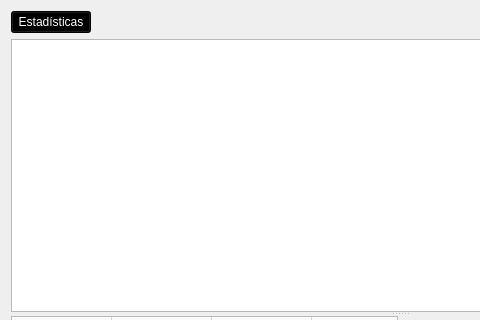
This is Form_Resultado.ui in ianv97/SO as Qt 5 draws it before an edit; both pictures show x 0 to 480 and y 0 to 320 of the 800 by 600 pixel window. The edited form follows.
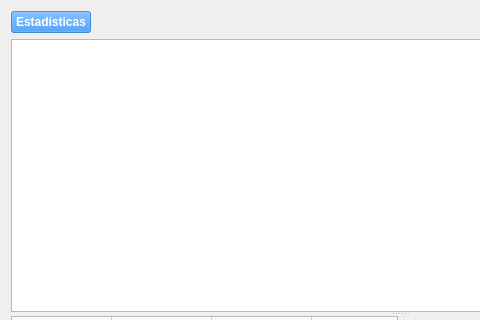
This is the edited form. Icons and pictures are not drawn.

Diff of the .ui file:
```diff
--- a/Form_Resultado.ui
+++ b/Form_Resultado.ui
@@ -20,13 +20,19 @@
    <item row="0" column="0">
     <layout class="QHBoxLayout" name="horizontalLayout">
      <item>
-      <widget class="QPushButton" name="pushButton">
+      <widget class="QPushButton" name="pushButton_estadisticas">
+       <property name="font">
+        <font>
+         <weight>75</weight>
+         <bold>true</bold>
+        </font>
+       </property>
        <property name="cursor">
         <cursorShape>PointingHandCursor</cursorShape>
        </property>
        <property name="styleSheet">
         <string notr="true">background-image:url();
-background-color: rgb(0, 0, 0);
+background-color: rgb(0, 123, 255, 150);
 color: rgb(255, 255, 255);</string>
        </property>
        <property name="text">
```
Left out of the diff: 6 changed lines with no effect on the pictures.
